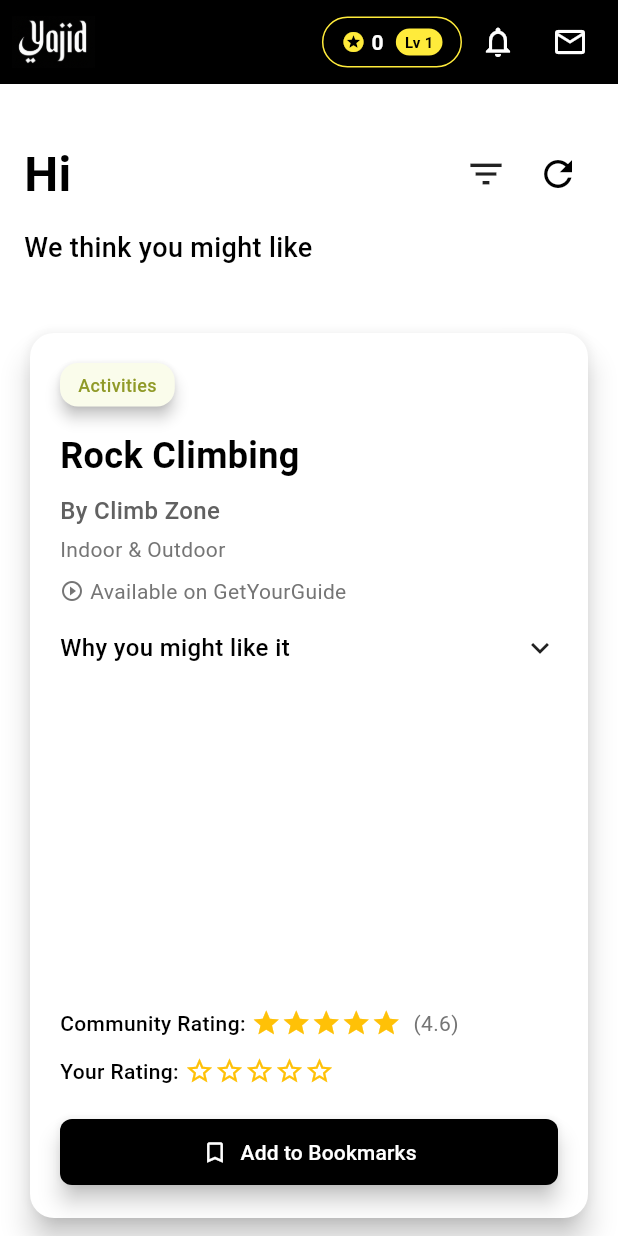
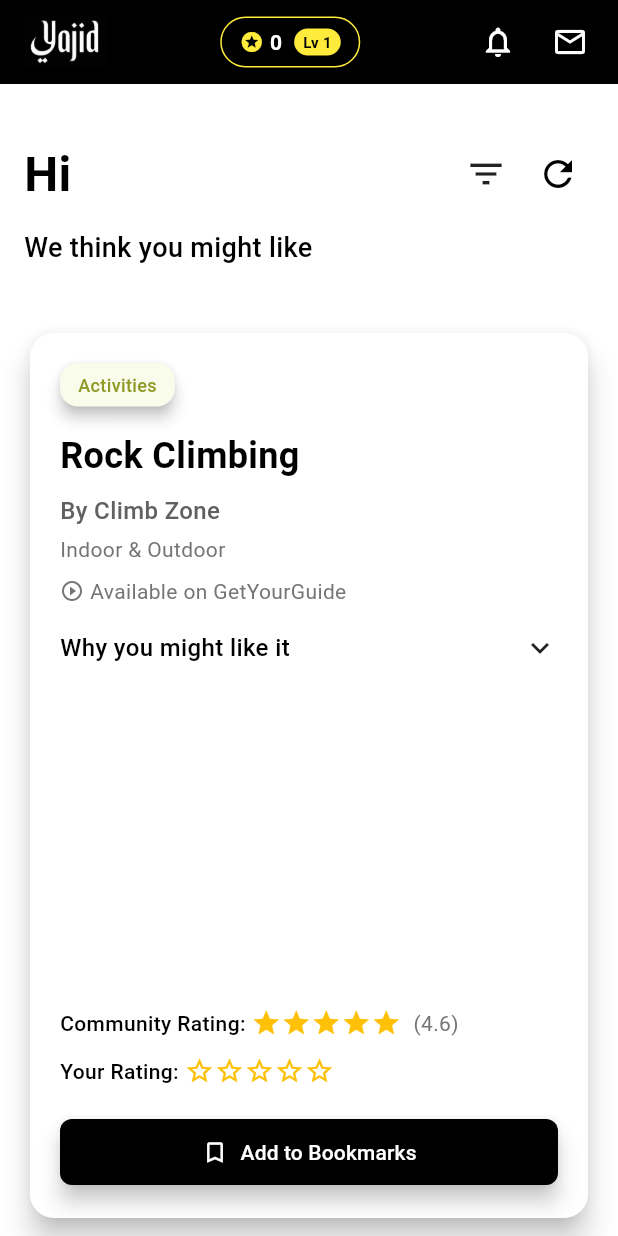
Before and after one commit to thirdeyewink/yajid-flutter, a Flutter app: the HomeScreen screen opened directly, after a tap on the "refresh" icon, on a phone screen of 412 x 824 dp. Run offline on Flutter 3.47's test engine with Material 3 defaults, Android fonts, the phone set to English and light mode, and no system bars; our stand-ins replace cached_network_image, cloud_firestore, cloud_functions, country_code_picker, equatable, firebase_auth and 10 more; missing offline and left inert: firebase_performance; accounts and stored records are empty; network calls fail.

Commit message:
feat: Center gamification widget in home screen app bar
CHANGES:
- Restructured app bar Row layout for centered positioning
- Wrapped gamification BlocBuilder in Expanded widget with Center child
- Changed padding from EdgeInsets.only(right: 8.0) to symmetric(horizontal: 8.0)
- Removed Spacer() that was pushing content to the right

LAYOUT:
- Left section: Logo
- Center section: Gamification widget (points and level) - CENTERED
- Right section: Notifications and Inbox icons

RESULT:
The gamification widget (points count and level badge) is now properly
centered in the middle of the app bar, creating a balanced layout.

🤖 Generated with [Claude Code](https://claude.com/claude-code)

Co-Authored-By: Claude <noreply@anthropic.com>

```diff
--- a/lib/home_screen.dart
+++ b/lib/home_screen.dart
@@ -288,15 +288,17 @@ class _HomeScreenState extends State<HomeScreen> {
           elevation: 1,
           flexibleSpace: SafeArea(
             child: Padding(
-              padding: const EdgeInsets.only(right: 8.0),
+              padding: const EdgeInsets.symmetric(horizontal: 8.0),
               child: Row(
                 crossAxisAlignment: CrossAxisAlignment.center,
                 children: [
-                  // Logo
+                  // Left section: Logo
                   AppTheme.buildLogo(size: 55.0),
-                  const Spacer(),
-                  // Gamification points display
-                  BlocBuilder<GamificationBloc, GamificationState>(
+
+                  // Center section: Gamification points display (centered)
+                  Expanded(
+                    child: Center(
+                      child: BlocBuilder<GamificationBloc, GamificationState>(
                         bloc: _gamificationBloc,
                         buildWhen: (previous, current) {
                           // Rebuild whenever state changes to GamificationLoaded
@@ -359,7 +361,10 @@ class _HomeScreenState extends State<HomeScreen> {
                           );
                         },
                       ),
-                  // Notifications icon
+                    ),
+                  ),
+
+                  // Right section: Notifications and Inbox icons
                   IconButton(
                     icon: const Icon(Icons.notifications_outlined, color: Colors.white),
                     onPressed: () {
@@ -369,7 +374,6 @@ class _HomeScreenState extends State<HomeScreen> {
                       );
                     },
                   ),
-                  // Inbox icon
                   IconButton(
                     icon: const Icon(Icons.mail_outline, color: Colors.white),
                     onPressed: () {
```
Lines whose indentation alone changed are shown as unchanged.
